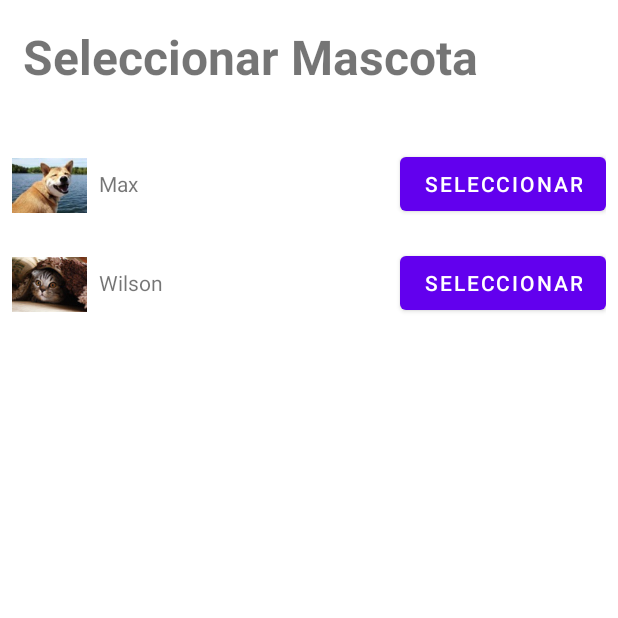
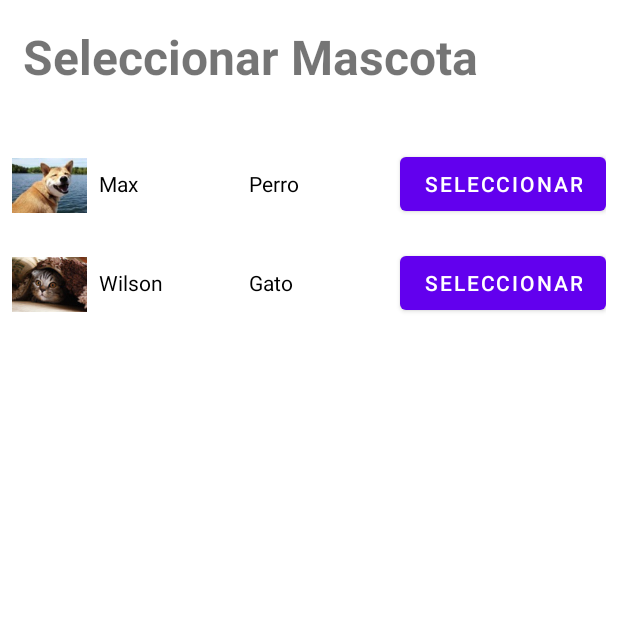
Before and after one commit to Elvis013/VETCARE, an Android app: the SeleccionarMascotaActivity screen opened directly, with no data from a screen before it, on a phone screen of 412 x 824 dp, the top half of it. Run offline under Robolectric (Android 15) with nearby library versions, the phone set to English and light mode, and no system bars.

Commit message:
Modificaciones a Clase Mascota, ItemMascota, Adapter y modulo Seleccion Mascotas

```diff
--- a/app/src/main/java/com/example/vetcare/actividades/SeleccionarMascotaActivity.java
+++ b/app/src/main/java/com/example/vetcare/actividades/SeleccionarMascotaActivity.java
@@ -46,8 +46,8 @@ public class SeleccionarMascotaActivity extends AppCompatActivity {
     // Método que crea una lista de mascotas (usado solo para simulación)
     private List<Mascota> obtenerListaDeMascotas() {
         List<Mascota> mascotas = new ArrayList<>();
-        mascotas.add(new Mascota("Max", R.drawable.perro1_95x70));
-        mascotas.add(new Mascota("Wilson", R.drawable.gato1_95x70));
+        mascotas.add(new Mascota(R.drawable.perro1_95x70,4,"Perro","Max"));
+        mascotas.add(new Mascota(R.drawable.gato1_95x70,4,"Gato","Wilson"));
         return mascotas;
     }
 }
--- a/app/src/main/java/com/example/vetcare/actividades/clases/Mascota.java
+++ b/app/src/main/java/com/example/vetcare/actividades/clases/Mascota.java
@@ -24,7 +24,15 @@ public class Mascota {
         return nombre;
     }
 
+    public String getTipoMascota() {
+        return tipoMascota;
+    }
+
+    public int getEdad() {
+        return edad;
+    }
     public int getFotoResId() {
         return fotoResId;
     }
+
 }
--- a/app/src/main/java/com/example/vetcare/actividades/clases/MascotaAdapter.java
+++ b/app/src/main/java/com/example/vetcare/actividades/clases/MascotaAdapter.java
@@ -38,12 +38,14 @@ public class MascotaAdapter extends RecyclerView.Adapter<MascotaAdapter.MascotaV
     public void onBindViewHolder(@NonNull MascotaViewHolder holder, int position) {
         Mascota mascota = listaMascotas.get(position);
         holder.nombre.setText(mascota.getNombre());
+        holder.tipo.setText(mascota.getTipoMascota());
         holder.foto.setImageResource(mascota.getFotoResId());
 
         holder.botonSeleccionar.setOnClickListener(v -> {
             // Lógica para seleccionar la mascota y pasar a la siguiente actividad
             Intent intent = new Intent(context, ReservaCitaActivity.class);
             intent.putExtra("mascota_nombre", mascota.getNombre());
+            intent.putExtra("mascota-tipo",mascota.getTipoMascota());
             context.startActivity(intent);
         });
     }
@@ -54,13 +56,14 @@ public class MascotaAdapter extends RecyclerView.Adapter<MascotaAdapter.MascotaV
     }
 
     public static class MascotaViewHolder extends RecyclerView.ViewHolder {
-        TextView nombre;
+        TextView nombre, tipo;
         ImageView foto;
         Button botonSeleccionar;
 
         public MascotaViewHolder(@NonNull View itemView) {
             super(itemView);
             nombre = itemView.findViewById(R.id.lblNombreSelecMascota);
+            tipo= itemView.findViewById(R.id.lblTipoSelecMascota);
             foto = itemView.findViewById(R.id.imgvFotoSelecMascota);
             botonSeleccionar = itemView.findViewById(R.id.btnSelecMascota);
         }
--- a/app/src/main/res/layout/item_mascotas.xml
+++ b/app/src/main/res/layout/item_mascotas.xml
@@ -4,7 +4,6 @@
     android:layout_height="wrap_content"
     xmlns:app="http://schemas.android.com/apk/res-auto">
     <LinearLayout
-        xmlns:android="http://schemas.android.com/apk/res/android"
         android:layout_width="match_parent"
         android:layout_height="wrap_content"
         android:orientation="horizontal"
@@ -19,9 +18,16 @@
         <TextView
             android:id="@+id/lblNombreSelecMascota"
             android:layout_width="0dp"
-            android:layout_height="wrap_content"
-            android:layout_weight="1"/>
+            android:layout_height="30dp"
+            android:layout_weight="1"
+            android:textColor="@color/black"/>
 
+        <TextView
+            android:id="@+id/lblTipoSelecMascota"
+            android:layout_width="0dp"
+            android:layout_height="30dp"
+            android:layout_weight="1"
+            android:textColor="@color/black"/>
         <Button
             android:id="@+id/btnSelecMascota"
             android:layout_width="wrap_content"
```
